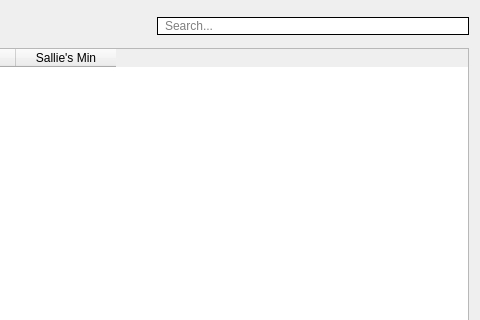
First picture: the form in ui/remove.ui, repository pcdshub/stock-management, before the edit; both pictures show x 796 to 1276 and y 0 to 320 of the 1276 by 791 pixel window.
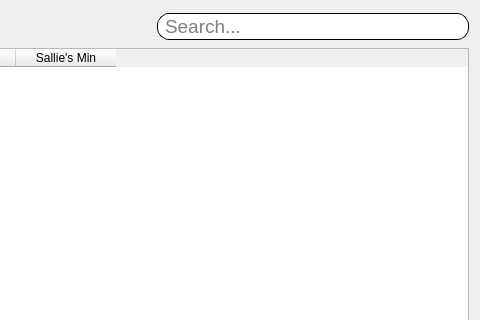
Second picture: the form after the edit.

```diff
--- a/ui/remove.ui
+++ b/ui/remove.ui
@@ -42,6 +42,11 @@
          <verstretch>0</verstretch>
         </sizepolicy>
        </property>
+       <property name="font">
+        <font>
+         <pointsize>14</pointsize>
+        </font>
+       </property>
        <property name="styleSheet">
         <string notr="true">border: 1px solid black;
          border-radius: 12px;
```
